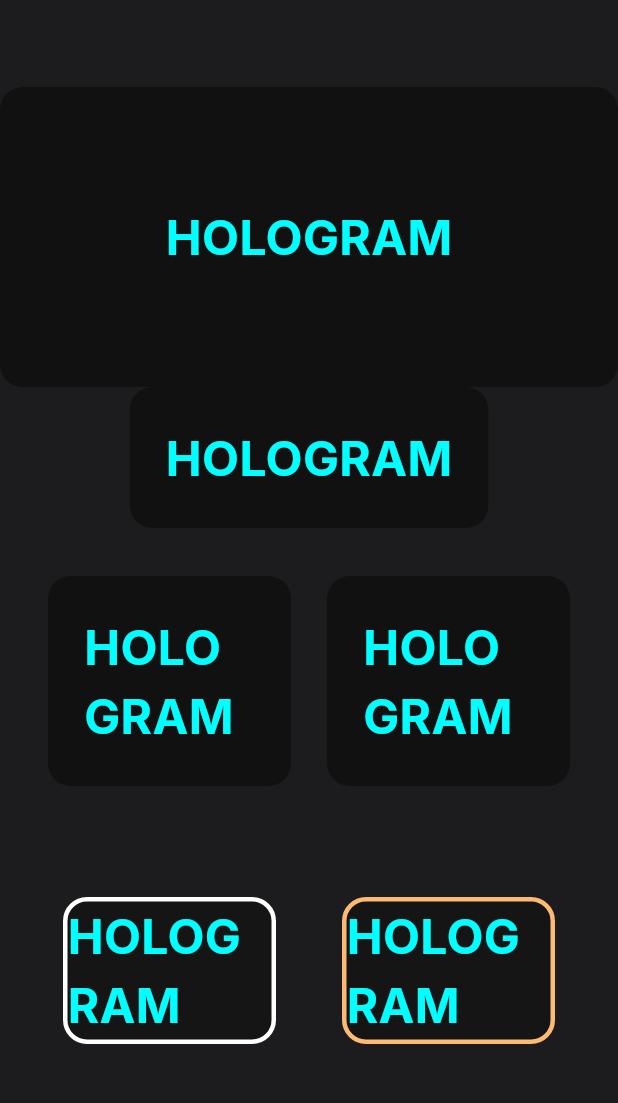
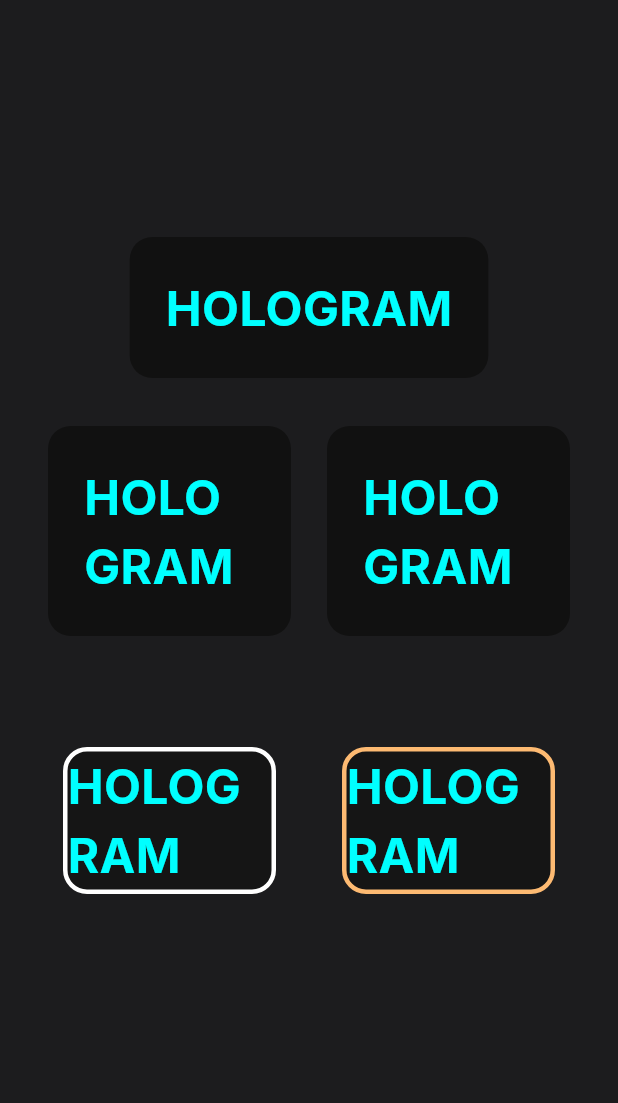
Before and after one commit to alirezat66/fl_hover, a Flutter app: the screen it shows after launch, on a phone screen of 412 x 824 dp, the part 63-1166 px from its top. Run offline on Flutter 3.47's test engine with Material 3 defaults, Android fonts, the phone set to English and light mode, and no system bars; Roboto replaces fonts that are missing (Inter).

Commit message:
Enhance HolographicEffect with theme support and animation updates
- Removed HolographicButton from ShowcaseScreen for cleaner layout.
- Added theme support to HolographicEffect, allowing dynamic glow and shine colors.
- Updated animation controller durations in HolographicEffect based on theme settings for improved responsiveness.

```diff
--- a/example/lib/showcase_screen.dart
+++ b/example/lib/showcase_screen.dart
@@ -30,7 +30,6 @@ class ShowcaseScreen extends StatelessWidget {
         child: const Column(
           mainAxisAlignment: MainAxisAlignment.center,
           children: [
-            HolographicButton(width: 600, height: 200,),
             SizedBox(
               child: HolographicEffect(
                 child: Text(
@@ -50,12 +49,19 @@ class ShowcaseScreen extends StatelessWidget {
                 children: [
                   Expanded(
                     child: HolographicEffect(
+                      theme: HolographicEffectTheme(
+                        glowColor: Color(0x99FF00FF),
+                        shineColor: Color(0x66FF00FF),
+                        shineDuration: Duration(seconds: 2),
+                      ),
+                      child: Center(
                         child: Text(
                           'HOLOGRAM',
                           style: TextStyle(
                             color: Color(0xFF00FFFF), // Cyan color like CSS
                             fontSize: 32,
                             fontWeight: FontWeight.bold,
+                          ),
                         ),
                       ),
                     ),
--- a/lib/src/components/holographic_effect/holographic_effect_widget.dart
+++ b/lib/src/components/holographic_effect/holographic_effect_widget.dart
@@ -54,13 +54,15 @@ class _HolographicEffectState extends State<HolographicEffect>
 
     // Animation controller for the gradient movement
     _hoverController = AnimationController(
-      duration: const Duration(milliseconds: 500),
+      duration: const Duration(
+          milliseconds: 500), // Will be updated in didChangeDependencies
       vsync: this,
     );
 
     // Animation controller for scale effect
     _scaleController = AnimationController(
-      duration: const Duration(milliseconds: 500),
+      duration: const Duration(
+          milliseconds: 500), // Will be updated in didChangeDependencies
       vsync: this,
     );
 
@@ -87,6 +89,12 @@ class _HolographicEffectState extends State<HolographicEffect>
   void didChangeDependencies() {
     super.didChangeDependencies();
     _updateTheme();
+
+    // Update animation controller durations based on theme
+    _hoverController.duration =
+        _finalTheme.shineDuration ?? const Duration(milliseconds: 500);
+    _scaleController.duration =
+        _finalTheme.animationDuration ?? const Duration(milliseconds: 500);
   }
 
   @override
@@ -143,12 +151,13 @@ class _HolographicEffectState extends State<HolographicEffect>
               scale: _scaleAnimation.value,
               child: Container(
                 decoration: BoxDecoration(
-                  color: const Color(0xFF111111),
+                  color: theme.backgroundColor ?? const Color(0xFF111111),
                   borderRadius: theme.borderRadius,
                   boxShadow: _isHovered
                       ? [
                           BoxShadow(
-                            color: const Color(0xFF00FFFF).withOpacity(0.5),
+                            color: (theme.glowColor ?? const Color(0xFF00FFFF))
+                                .withOpacity(0.5),
                             blurRadius: 20,
                             spreadRadius: 0,
                           ),
@@ -186,17 +195,18 @@ class _HolographicEffectState extends State<HolographicEffect>
                                         1200, // Much larger size for thicker effect
                                     height:
                                         1200, // Much larger size for thicker effect
-                                    decoration: const BoxDecoration(
+                                    decoration: BoxDecoration(
                                       gradient: LinearGradient(
                                         begin: Alignment.topCenter,
                                         end: Alignment.bottomCenter,
                                         colors: [
                                           Colors.transparent,
                                           Colors.transparent,
-                                          Color(
-                                              0x4D00FFFF), // rgba(0, 255, 255, 0.3)
+                                          theme.shineColor ??
+                                              const Color(
+                                                  0x4D00FFFF), // Shine color from theme
                                         ],
-                                        stops: [
+                                        stops: const [
                                           0.0,
                                           0.3,
                                           1.0
```
Lines whose indentation alone changed are shown as unchanged.
